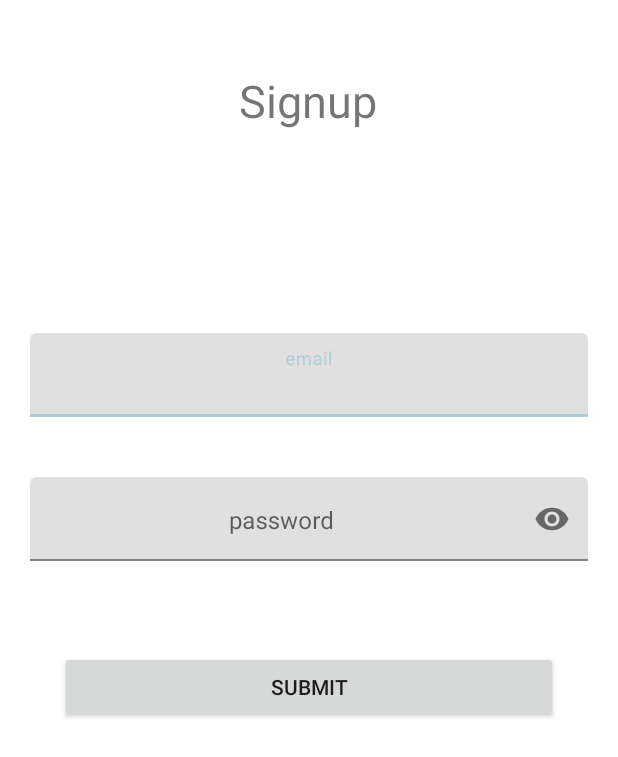
After one commit to ahsanhabeeb-bd/mimo, an Android app: the Email_reg screen opened directly, with no data from a screen before it, on a phone screen of 412 x 824 dp. The commit adds this screen. Shown: the top 757 px of the screen. Run offline under Robolectric (Android 15) with nearby library versions, the phone set to English and light mode, and no system bars; our stand-ins replace Firebase (no records; nobody signed in at launch, a user with empty details on screens opened directly).

Commit message:
email login connected

```diff
--- a/app/src/main/AndroidManifest.xml
+++ b/app/src/main/AndroidManifest.xml
@@ -1,6 +1,9 @@
 <?xml version="1.0" encoding="utf-8"?>
 <manifest xmlns:android="http://schemas.android.com/apk/res/android"
     xmlns:tools="http://schemas.android.com/tools">
+
+    <uses-permission android:name="android.permission.INTERNET" />
+    <uses-permission android:name="android.permission.ACCESS_NETWORK_STATE" />
 
     <application
         android:allowBackup="true"
@@ -12,6 +15,13 @@
         android:supportsRtl="true"
         android:theme="@style/Theme.Mimo"
         tools:targetApi="31">
+        <activity
+            android:name=".Email_reg"
+            android:exported="false">
+            <meta-data
+                android:name="android.app.lib_name"
+                android:value="" />
+        </activity>
         <activity
             android:name=".Manageotp"
             android:exported="false">
--- /dev/null
+++ b/app/src/main/java/com/example/mimo/Email_reg.java
@@ -0,0 +1,74 @@
+package com.example.mimo;
+
+import androidx.annotation.NonNull;
+import androidx.appcompat.app.AppCompatActivity;
+
+import android.content.Intent;
+import android.os.Bundle;
+import android.view.View;
+import android.widget.ProgressBar;
+import android.widget.Toast;
+
+import com.google.android.gms.tasks.OnCompleteListener;
+import com.google.android.gms.tasks.Task;
+import com.google.android.material.textfield.TextInputLayout;
+import com.google.firebase.auth.AuthResult;
+import com.google.firebase.auth.FirebaseAuth;
+
+public class Email_reg extends AppCompatActivity {
+
+    TextInputLayout t1,t2;
+    ProgressBar bar;
+
+    private FirebaseAuth mAuth;
+
+    @Override
+    protected void onCreate(Bundle savedInstanceState) {
+        super.onCreate(savedInstanceState);
+        setContentView(R.layout.activity_email_reg);
+
+        t1 = (TextInputLayout) findViewById(R.id.email);
+        t2 = (TextInputLayout) findViewById(R.id.pwd);
+        bar = (ProgressBar) findViewById(R.id.progressBar);
+
+
+    }
+
+    public void signuphere(View view)
+
+    {
+        bar.setVisibility(view.VISIBLE);
+        String email = t1.getEditText().getText().toString();
+        String password = t2.getEditText().getText().toString();
+
+        mAuth = FirebaseAuth.getInstance();
+
+
+        mAuth.createUserWithEmailAndPassword(email, password)
+                .addOnCompleteListener(Email_reg.this, new OnCompleteListener<AuthResult>() {
+                    @Override
+                    public void onComplete(@NonNull Task<AuthResult> task) {
+                        if (task.isSuccessful())
+                        {
+                            bar.setVisibility(view.INVISIBLE);
+                            t1.getEditText().setText("");
+                            t2.getEditText().setText("");
+                            Toast.makeText(getApplicationContext(), "suxexful", Toast.LENGTH_LONG).show();
+                            startActivity(new Intent(Email_reg.this,Profile.class));
+                            finish();
+                        }
+                        else
+                        {
+                            bar.setVisibility(view.INVISIBLE);
+                            t1.getEditText().setText("");
+                            t2.getEditText().setText("");
+                            Toast.makeText(getApplicationContext(), "error", Toast.LENGTH_LONG).show();
+
+                        }
+                    }
+                });
+
+
+    }
+
+}
--- a/app/src/main/java/com/example/mimo/MainActivity.java
+++ b/app/src/main/java/com/example/mimo/MainActivity.java
@@ -27,7 +27,13 @@ public class MainActivity extends AppCompatActivity {
             }
         });
 
-
+        mail_log.setOnClickListener(new View.OnClickListener() {
+            @Override
+            public void onClick(View view) {
+                Intent go_email = new Intent(MainActivity.this,Email_reg.class);
+                startActivity(go_email);
+            }
+        });
 
     }
 }
--- a/app/src/main/java/com/example/mimo/Profile.java
+++ b/app/src/main/java/com/example/mimo/Profile.java
@@ -2,6 +2,7 @@ package com.example.mimo;
 
 import androidx.appcompat.app.AppCompatActivity;
 
+import android.content.Intent;
 import android.os.Bundle;
 import android.view.View;
 import android.widget.Button;
@@ -23,6 +24,8 @@ public class Profile extends AppCompatActivity
             @Override
             public void onClick(View view) {
                 FirebaseAuth.getInstance().signOut();
+                Intent intent = new Intent(Profile.this,MainActivity.class);
+                startActivity(intent);
                 finish();
             }
         });
--- /dev/null
+++ b/app/src/main/res/layout/activity_email_reg.xml
@@ -0,0 +1,99 @@
+<?xml version="1.0" encoding="utf-8"?>
+<androidx.constraintlayout.widget.ConstraintLayout xmlns:android="http://schemas.android.com/apk/res/android"
+    xmlns:app="http://schemas.android.com/apk/res-auto"
+    xmlns:tools="http://schemas.android.com/tools"
+    android:layout_width="match_parent"
+    android:layout_height="match_parent"
+    tools:context=".MainActivity">
+
+
+    <TextView
+        android:id="@+id/textView"
+        android:layout_width="148dp"
+        android:layout_height="42dp"
+        android:gravity="center_horizontal"
+        android:text="Signup"
+        android:textSize="30sp"
+        app:layout_constraintBottom_toBottomOf="parent"
+        app:layout_constraintEnd_toEndOf="parent"
+        app:layout_constraintHorizontal_bias="0.498"
+        app:layout_constraintStart_toStartOf="parent"
+        app:layout_constraintTop_toTopOf="parent"
+        app:layout_constraintVertical_bias="0.06" />
+
+    <LinearLayout
+        android:id="@+id/linearLayout"
+        android:layout_width="match_parent"
+        android:layout_height="wrap_content"
+        android:orientation="vertical"
+        app:layout_constraintBottom_toBottomOf="parent"
+        app:layout_constraintEnd_toEndOf="parent"
+        app:layout_constraintHorizontal_bias="1.0"
+        app:layout_constraintStart_toStartOf="parent"
+        app:layout_constraintTop_toTopOf="parent"
+        app:layout_constraintVertical_bias="0.401">
+
+        <com.google.android.material.textfield.TextInputLayout
+            android:id="@+id/email"
+            android:layout_width="match_parent"
+            android:layout_height="wrap_content"
+            android:layout_margin="20dp"
+            android:hint="email"
+
+            >
+
+            <com.google.android.material.textfield.TextInputEditText
+                android:layout_width="match_parent"
+                android:layout_height="wrap_content"
+                android:gravity="center_horizontal"
+                android:inputType="textEmailAddress" />
+
+
+        </com.google.android.material.textfield.TextInputLayout>
+
+        <com.google.android.material.textfield.TextInputLayout
+            android:id="@+id/pwd"
+            android:layout_width="match_parent"
+            android:layout_height="wrap_content"
+            android:layout_margin="20dp"
+            android:hint="password"
+            app:passwordToggleEnabled="true"
+
+
+            >
+
+            <com.google.android.material.textfield.TextInputEditText
+                android:layout_width="match_parent"
+                android:layout_height="wrap_content"
+                android:gravity="center_horizontal"
+                android:inputType="textPassword" />
+
+
+        </com.google.android.material.textfield.TextInputLayout>
+
+        <androidx.appcompat.widget.AppCompatButton
+            android:layout_width="match_parent"
+            android:layout_height="wrap_content"
+            android:layout_gravity="center_horizontal"
+            android:layout_margin="40dp"
+            android:onClick="signuphere"
+            android:text="submit">
+
+        </androidx.appcompat.widget.AppCompatButton>
+
+    </LinearLayout>
+
+    <ProgressBar
+        android:id="@+id/progressBar"
+        style="?android:attr/progressBarStyle"
+        android:layout_width="194dp"
+        android:layout_height="188dp"
+        android:visibility="invisible"
+        app:layout_constraintBottom_toBottomOf="parent"
+        app:layout_constraintEnd_toEndOf="parent"
+        app:layout_constraintHorizontal_bias="0.498"
+        app:layout_constraintStart_toStartOf="parent"
+        app:layout_constraintTop_toTopOf="parent"
+        app:layout_constraintVertical_bias="0.164" />
+
+</androidx.constraintlayout.widget.ConstraintLayout>
```
